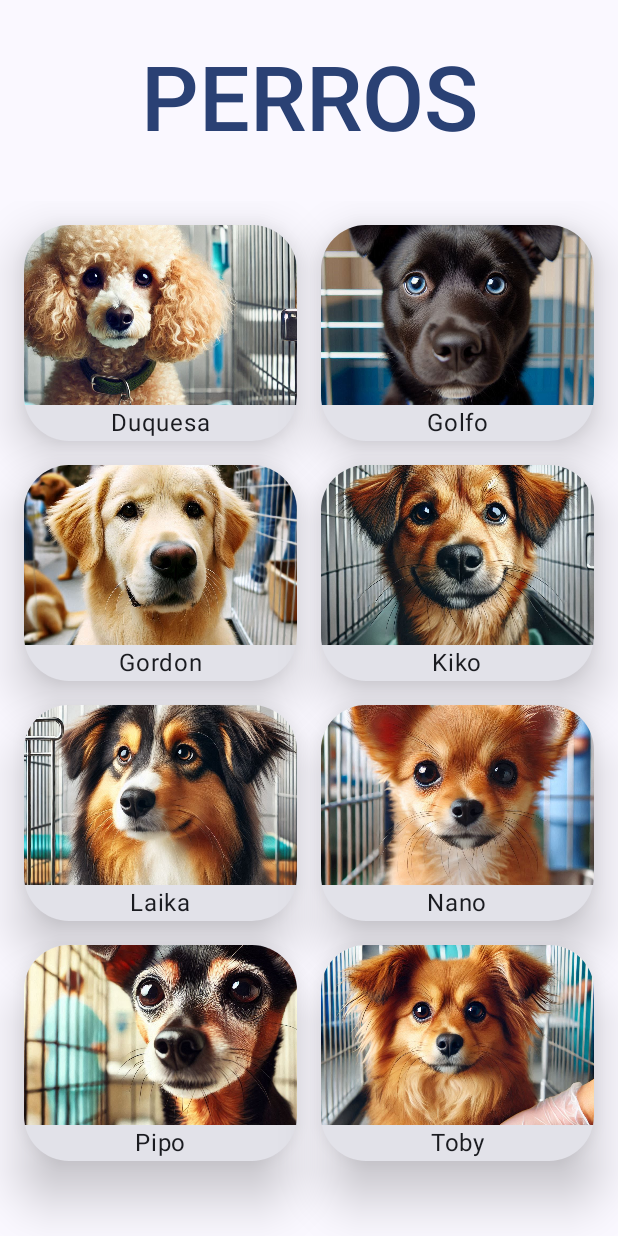
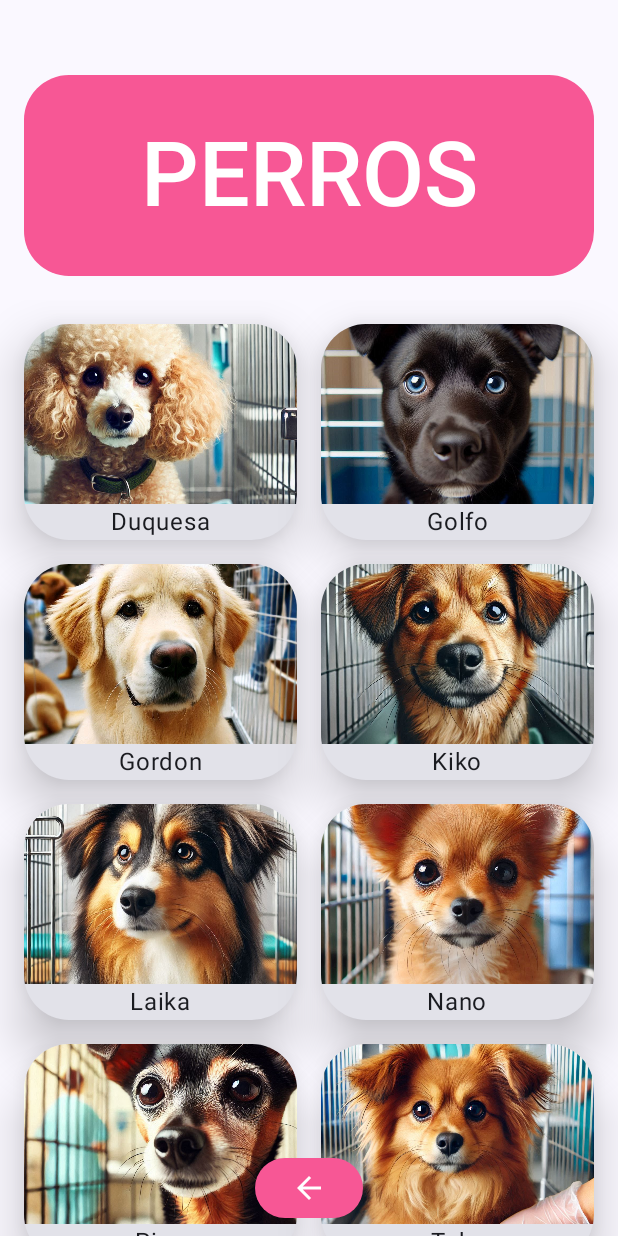
Before and after one commit to alcarazaina/AdoptDA, an Android app built with Jetpack Compose: the perros screen opened through its navigation route, on a phone screen of 412 x 824 dp. Run offline under Robolectric (Android 15) with nearby library versions, the phone set to English and light mode, and no system bars.

Commit message:
Mejora de titulos en pantalla perros y gatos

```diff
--- a/app/src/main/java/com/example/adoptda/view/PantallaPerros.kt
+++ b/app/src/main/java/com/example/adoptda/view/PantallaPerros.kt
@@ -1,6 +1,7 @@
 package com.example.adoptda.view
 
 import androidx.compose.foundation.Image
+import androidx.compose.foundation.background
 import androidx.compose.foundation.clickable
 import androidx.compose.foundation.layout.Arrangement
 import androidx.compose.foundation.layout.Box
@@ -14,13 +15,20 @@ import androidx.compose.foundation.lazy.grid.GridCells
 import androidx.compose.foundation.lazy.grid.LazyVerticalGrid
 import androidx.compose.foundation.lazy.grid.items
 import androidx.compose.foundation.shape.RoundedCornerShape
+import androidx.compose.material.icons.Icons
+import androidx.compose.material.icons.filled.ArrowBack
+import androidx.compose.material3.Button
+import androidx.compose.material3.ButtonDefaults
 import androidx.compose.material3.Card
 import androidx.compose.material3.CardDefaults
+import androidx.compose.material3.Icon
 import androidx.compose.material3.MaterialTheme
 import androidx.compose.material3.Text
 import androidx.compose.runtime.Composable
 import androidx.compose.ui.Alignment
 import androidx.compose.ui.Modifier
+import androidx.compose.ui.draw.clip
+import androidx.compose.ui.graphics.Color
 import androidx.compose.ui.layout.ContentScale
 import androidx.compose.ui.res.painterResource
 import androidx.compose.ui.res.stringResource
@@ -32,6 +40,7 @@ import androidx.navigation.NavController
 import com.example.adoptda.R
 import com.example.adoptda.model.Gato
 import com.example.adoptda.model.Perro
+import com.example.adoptda.view.ui.theme.Pink
 
 @Composable
 fun PantallaPerros(navController: NavController) {
@@ -48,15 +57,22 @@ fun PantallaPerros(navController: NavController) {
     Column(modifier = Modifier.fillMaxSize(),
         horizontalAlignment = Alignment.CenterHorizontally,
         verticalArrangement = Arrangement.Center) {
+        Box(modifier = Modifier
+            .fillMaxWidth()
+            .padding(start = 16.dp, end = 16.dp, top = 50.dp, bottom = 16.dp)
+            .clip(RoundedCornerShape(30.dp))
+            .background(color = Pink),
+            contentAlignment = Alignment.Center) {
             Text(
                 text = stringResource(R.string.perrotitulo),
                 modifier = Modifier.padding(32.dp),
                 style = TextStyle(
                     fontSize = 60.sp,
-                color = MaterialTheme.colorScheme.primary,
+                    color = Color.White,
                     fontWeight = FontWeight(weight = 500)
                 )
             )
+        }
         Box(
             modifier = Modifier.fillMaxSize(),
             contentAlignment = Alignment.Center
@@ -69,6 +85,15 @@ fun PantallaPerros(navController: NavController) {
                 items(perros) { perros ->
                     PerroCard(perros)
                 }
+            }
+            Button(
+                onClick = { navController.popBackStack() },
+                modifier = Modifier
+                    .padding(8.dp)
+                    .align(Alignment.BottomCenter),
+                colors = ButtonDefaults.buttonColors(Pink)
+            ) {
+                Icon(Icons.Default.ArrowBack, contentDescription = "Regresar", tint = Color.White)
             }
         }
     }
```
Also changed, not shown: app/src/main/java/com/example/adoptda/view/PantallaGatos.kt (+12 -5 lines). Lines whose indentation alone changed are shown as unchanged.
